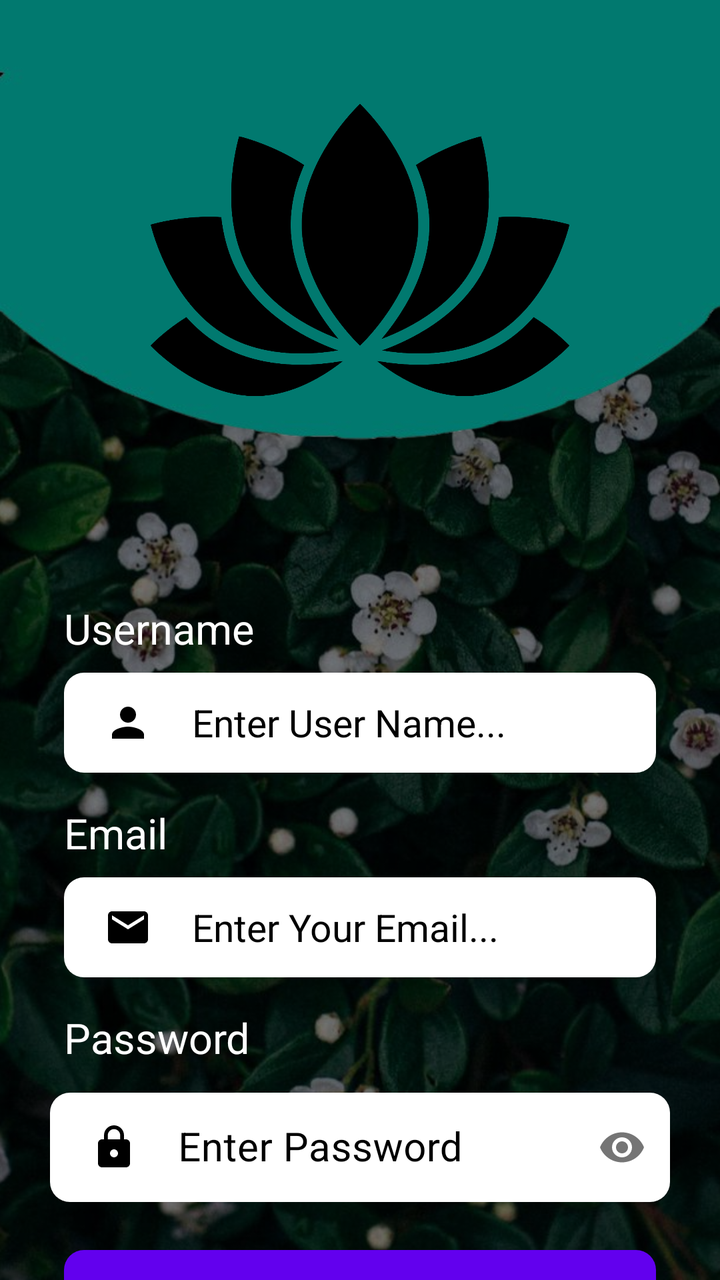
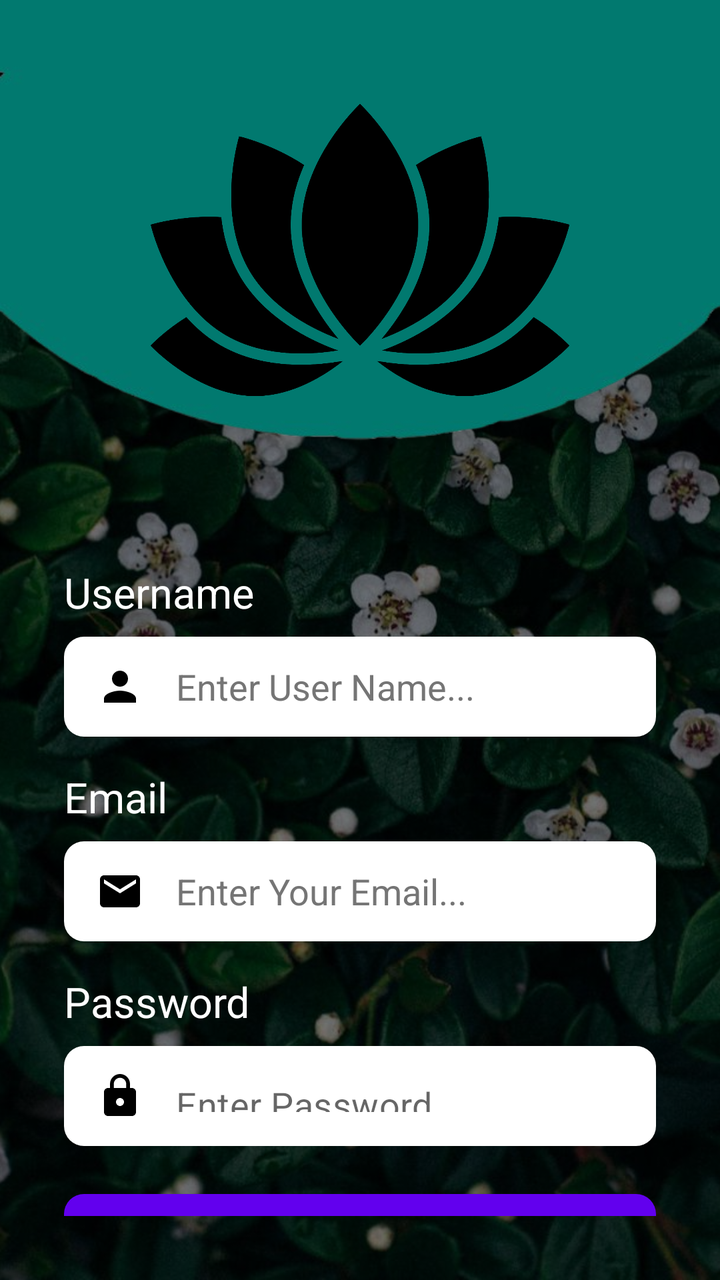

Compare the two renders of this Android layout. The source of the first and the diff that turns it into the second are given below.
<!-- AndroidManifest.xml: application theme Theme.MaterialComponents.Light.NoActionBar -->
<!-- res/layout/activity_register.xml -->
<?xml version="1.0" encoding="utf-8"?>
<androidx.constraintlayout.widget.ConstraintLayout xmlns:android="http://schemas.android.com/apk/res/android"
    xmlns:app="http://schemas.android.com/apk/res-auto"
    android:layout_width="match_parent"
    android:layout_height="match_parent"
   >
    <ImageView
        android:layout_width="match_parent"
        android:layout_height="match_parent"
        android:src="@drawable/bck1"
        android:scaleType="centerCrop"
        android:layout_alignParentTop="true"/>
    <View
        android:layout_width="match_parent"
        android:layout_height="match_parent"
        android:background="#80000000"/>
    <LinearLayout
        android:layout_width="match_parent"
        android:layout_height="wrap_content"
        android:orientation="vertical" >


        <androidx.constraintlayout.widget.ConstraintLayout
            android:layout_width="match_parent"
            android:layout_height="match_parent">

            <ImageView
                android:id="@+id/imageView"
                android:layout_width="wrap_content"
                android:layout_height="250sp"
                android:scaleType="fitXY"
                app:layout_constraintBottom_toBottomOf="parent"
                app:layout_constraintEnd_toEndOf="parent"
                app:layout_constraintHorizontal_bias="0.0"
                app:layout_constraintStart_toStartOf="parent"
                app:layout_constraintTop_toTopOf="parent"
                app:layout_constraintVertical_bias="0.0"
                app:srcCompat="@drawable/topbck" />

            <ImageView
                android:id="@+id/imageView2"
                android:layout_width="wrap_content"
                android:layout_height="150sp"
                app:layout_constraintBottom_toBottomOf="@+id/imageView"
                app:layout_constraintEnd_toEndOf="parent"
                app:layout_constraintStart_toStartOf="parent"
                app:layout_constraintTop_toTopOf="parent"
                app:srcCompat="@drawable/logo2" />
        </androidx.constraintlayout.widget.ConstraintLayout>

        <LinearLayout
            android:layout_width="match_parent"
            android:layout_height="match_parent"
            android:orientation="vertical">

            <TextView
                android:id="@+id/textView4"
                android:layout_width="match_parent"
                android:layout_height="wrap_content"
                android:layout_marginStart="32sp"
                android:layout_marginTop="50sp"
                android:layout_marginEnd="32sp"
                android:text="Username"
                android:textColor="#ffffff"
                android:textSize="21sp" />

            <EditText
                android:id="@+id/name"
                android:layout_width="match_parent"
                android:layout_height="50sp"
                android:layout_marginStart="32sp"
                android:layout_marginTop="8sp"
                android:layout_marginEnd="32sp"
                android:background="@drawable/edittext_background"
                android:drawableStart="@drawable/baseline_person_24"
                android:hint="Enter User Name..."
                android:drawablePadding="20sp"
                android:inputType="textPersonName"
                android:paddingStart="20sp"
                android:textColorHint="#000000"
                android:textSize="19sp" />

            <TextView
                android:id="@+id/textView3"
                android:layout_width="match_parent"
                android:layout_height="wrap_content"
                android:layout_marginStart="32sp"
                android:layout_marginTop="16sp"
                android:layout_marginEnd="32sp"
                android:text="Email"
                android:textColor="#ffffff"
                android:textSize="21sp" />

            <EditText
                android:id="@+id/email"
                android:layout_width="match_parent"
                android:layout_height="50sp"
                android:layout_marginStart="32sp"
                android:layout_marginTop="8sp"
                android:layout_marginEnd="32sp"
                android:background="@drawable/edittext_background"
                android:drawableStart="@drawable/baseline_email_24"
                android:hint="Enter Your Email..."
                android:drawablePadding="20sp"
                android:inputType="textEmailAddress"
                android:paddingStart="20sp"
                android:textColorHint="#000000"
                android:textSize="19sp" />

            <TextView
                android:id="@+id/textView2"
                android:layout_width="match_parent"
                android:layout_height="wrap_content"
                android:layout_marginStart="32sp"
                android:layout_marginTop="16sp"
                android:layout_marginEnd="32sp"
                android:text="Password"
                android:textColor="#ffffff"
                android:textSize="21sp" />

            <com.google.android.material.textfield.TextInputLayout
                android:layout_width="match_parent"
                android:layout_height="60dp"
                android:layout_marginTop="8sp"
                android:textColorHint="@color/black"
                app:passwordToggleEnabled="true"
                style="@style/Widget.MaterialComponents.TextInputLayout.OutlinedBox">

                <com.google.android.material.textfield.TextInputEditText
                    android:layout_width="match_parent"
                    android:layout_height="match_parent"
                    android:id="@+id/password"
                    android:textSize="20sp"
                    android:drawableStart="@drawable/baseline_lock_24"
                    android:drawablePadding="20sp"
                    android:paddingStart="20sp"
                    android:inputType="textPassword"
                    android:layout_marginStart="25sp"
                    android:layout_marginEnd="25sp"
                    android:textColor="#000000"
                    android:hint="Enter Password"
                    android:background="@drawable/edittext2_background"/>
            </com.google.android.material.textfield.TextInputLayout>

            <ProgressBar
                android:id="@+id/progressBar"
                android:visibility="gone"
                android:layout_gravity="center"
                android:layout_width="wrap_content"
                android:layout_height="wrap_content"/>


            <Button
                android:id="@+id/btn_register"
                android:layout_width="match_parent"
                android:layout_height="50sp"
                android:layout_marginStart="32sp"
                android:layout_marginTop="24sp"
                android:layout_marginEnd="32sp"
                android:background="@drawable/button_background"
                android:text="Signup"
                android:textColor="#ffffff"
                android:textSize="25sp"
                android:textStyle="bold" />

            <LinearLayout
                android:layout_width="match_parent"
                android:layout_height="wrap_content"
                android:orientation="horizontal"
                android:layout_marginTop="20sp"
                android:gravity="center">
                <TextView
                    android:layout_width="wrap_content"
                    android:layout_height="wrap_content"
                    android:textSize="15sp"
                    android:textStyle="bold"
                    android:text="EXISTING USER?"
                    android:textColor="#807B7B" />

                <TextView
                    android:id="@+id/RegisterNow"
                    android:layout_width="wrap_content"
                    android:layout_height="wrap_content"
                    android:textSize="15sp"
                    android:textStyle="bold"
                    android:layout_marginLeft="10sp"
                    android:text="Login"
                    android:textColor="#12BEEE" />
            </LinearLayout>
        </LinearLayout>
    </LinearLayout>
</androidx.constraintlayout.widget.ConstraintLayout>
<!-- resources referenced by this layout -->
<resources>
  <color name="black">#FF000000</color>
  <!-- drawable baseline_email_24 (drawable) -->
  <vector android:height="24dp" android:tint="#000000"
      android:viewportHeight="24" android:viewportWidth="24"
      android:width="24dp" xmlns:android="http://schemas.android.com/apk/res/android">
      <path android:fillColor="@android:color/white" android:pathData="M20,4L4,4c-1.1,0 -1.99,0.9 -1.99,2L2,18c0,1.1 0.9,2 2,2h16c1.1,0 2,-0.9 2,-2L22,6c0,-1.1 -0.9,-2 -2,-2zM20,8l-8,5 -8,-5L4,6l8,5 8,-5v2z"/>
  </vector>
  <!-- drawable baseline_lock_24 (drawable) -->
  <vector android:height="24dp" android:tint="#000000"
      android:viewportHeight="24" android:viewportWidth="24"
      android:width="24dp" xmlns:android="http://schemas.android.com/apk/res/android">
      <path android:fillColor="@android:color/white" android:pathData="M18,8h-1L17,6c0,-2.76 -2.24,-5 -5,-5S7,3.24 7,6v2L6,8c-1.1,0 -2,0.9 -2,2v10c0,1.1 0.9,2 2,2h12c1.1,0 2,-0.9 2,-2L20,10c0,-1.1 -0.9,-2 -2,-2zM12,17c-1.1,0 -2,-0.9 -2,-2s0.9,-2 2,-2 2,0.9 2,2 -0.9,2 -2,2zM15.1,8L8.9,8L8.9,6c0,-1.71 1.39,-3.1 3.1,-3.1 1.71,0 3.1,1.39 3.1,3.1v2z"/>
  </vector>
  <!-- drawable baseline_person_24 (drawable) -->
  <vector android:height="24dp" android:tint="#000000"
      android:viewportHeight="24" android:viewportWidth="24"
      android:width="24dp" xmlns:android="http://schemas.android.com/apk/res/android">
      <path android:fillColor="@android:color/white" android:pathData="M12,12c2.21,0 4,-1.79 4,-4s-1.79,-4 -4,-4 -4,1.79 -4,4 1.79,4 4,4zM12,14c-2.67,0 -8,1.34 -8,4v2h16v-2c0,-2.66 -5.33,-4 -8,-4z"/>
  </vector>
  <!-- drawable bck1: jpg bitmap (drawable, 282006 bytes) -->
  <!-- drawable button_background (drawable) -->
  <?xml version="1.0" encoding="utf-8"?>
  <selector xmlns:android="http://schemas.android.com/apk/res/android">
  <item>
      <shape android:shape="rectangle">
          <corners android:radius="10dp"/>
          <gradient android:angle="0" android:startColor="#01796F" android:endColor="#01796F"/>
      </shape>
  </item>
  </selector>
  <!-- drawable edittext2_background (drawable) -->
  <?xml version="1.0" encoding="utf-8"?>
  <selector xmlns:android="http://schemas.android.com/apk/res/android">
  <item>
      <shape android:shape="rectangle">
          <corners android:radius="10dp"/>
          <solid android:color="@color/white"/>
      </shape>
  </item>
  </selector>
  <!-- drawable edittext_background (drawable) -->
  <?xml version="1.0" encoding="utf-8"?>
  <selector xmlns:android="http://schemas.android.com/apk/res/android">
  <item>
      <shape android:shape="rectangle">
          <corners android:radius="10dp"/>
          <solid android:color="@color/white"/>
      </shape>
  </item>
  </selector>
  <!-- drawable logo2: jpg bitmap (drawable, 55117 bytes) -->
  <!-- drawable topbck: png bitmap (drawable, 24863 bytes) -->
  <color name="white">#FFFFFFFF</color>
</resources>

<!-- the commit's change to res/layout/activity_register.xml (unified diff, before → after) -->
@@ -1,24 +1,27 @@
 <?xml version="1.0" encoding="utf-8"?>
 <androidx.constraintlayout.widget.ConstraintLayout xmlns:android="http://schemas.android.com/apk/res/android"
     xmlns:app="http://schemas.android.com/apk/res-auto"
+    xmlns:tools="http://schemas.android.com/tools"
     android:layout_width="match_parent"
-    android:layout_height="match_parent"
-   >
+    android:layout_height="match_parent">
+
     <ImageView
         android:layout_width="match_parent"
         android:layout_height="match_parent"
-        android:src="@drawable/bck1"
+        android:layout_alignParentTop="true"
         android:scaleType="centerCrop"
-        android:layout_alignParentTop="true"/>
+        android:src="@drawable/bck1" />
+
     <View
         android:layout_width="match_parent"
         android:layout_height="match_parent"
-        android:background="#80000000"/>
+        android:background="#80000000" />
+
     <LinearLayout
         android:layout_width="match_parent"
         android:layout_height="wrap_content"
-        android:orientation="vertical" >
-
+        android:orientation="vertical"
+        app:layout_constraintTop_toTopOf="parent">
 
         <androidx.constraintlayout.widget.ConstraintLayout
             android:layout_width="match_parent"
@@ -26,21 +29,18 @@
 
             <ImageView
                 android:id="@+id/imageView"
-                android:layout_width="wrap_content"
-                android:layout_height="250sp"
+                android:layout_width="0dp"
+                android:layout_height="250dp"
                 android:scaleType="fitXY"
-                app:layout_constraintBottom_toBottomOf="parent"
                 app:layout_constraintEnd_toEndOf="parent"
-                app:layout_constraintHorizontal_bias="0.0"
                 app:layout_constraintStart_toStartOf="parent"
                 app:layout_constraintTop_toTopOf="parent"
-                app:layout_constraintVertical_bias="0.0"
                 app:srcCompat="@drawable/topbck" />
 
             <ImageView
                 android:id="@+id/imageView2"
                 android:layout_width="wrap_content"
-                android:layout_height="150sp"
+                android:layout_height="150dp"
                 app:layout_constraintBottom_toBottomOf="@+id/imageView"
                 app:layout_constraintEnd_toEndOf="parent"
                 app:layout_constraintStart_toStartOf="parent"
@@ -51,15 +51,13 @@
         <LinearLayout
             android:layout_width="match_parent"
             android:layout_height="match_parent"
-            android:orientation="vertical">
+            android:orientation="vertical"
+            android:padding="32dp">
 
             <TextView
                 android:id="@+id/textView4"
                 android:layout_width="match_parent"
                 android:layout_height="wrap_content"
-                android:layout_marginStart="32sp"
-                android:layout_marginTop="50sp"
-                android:layout_marginEnd="32sp"
                 android:text="Username"
                 android:textColor="#ffffff"
                 android:textSize="21sp" />
@@ -67,26 +65,22 @@
             <EditText
                 android:id="@+id/name"
                 android:layout_width="match_parent"
-                android:layout_height="50sp"
-                android:layout_marginStart="32sp"
-                android:layout_marginTop="8sp"
-                android:layout_marginEnd="32sp"
+                android:layout_height="50dp"
+                android:layout_marginTop="8dp"
                 android:background="@drawable/edittext_background"
                 android:drawableStart="@drawable/baseline_person_24"
+                android:drawablePadding="16dp"
                 android:hint="Enter User Name..."
-                android:drawablePadding="20sp"
                 android:inputType="textPersonName"
-                android:paddingStart="20sp"
-                android:textColorHint="#000000"
-                android:textSize="19sp" />
+                android:paddingStart="16dp"
+                android:textColorHint="#757575"
+                android:textSize="18sp" />
 
             <TextView
                 android:id="@+id/textView3"
                 android:layout_width="match_parent"
                 android:layout_height="wrap_content"
-                android:layout_marginStart="32sp"
-                android:layout_marginTop="16sp"
-                android:layout_marginEnd="32sp"
+                android:layout_marginTop="16dp"
                 android:text="Email"
                 android:textColor="#ffffff"
                 android:textSize="21sp" />
@@ -94,98 +88,93 @@
             <EditText
                 android:id="@+id/email"
                 android:layout_width="match_parent"
-                android:layout_height="50sp"
-                android:layout_marginStart="32sp"
-                android:layout_marginTop="8sp"
-                android:layout_marginEnd="32sp"
+                android:layout_height="50dp"
+                android:layout_marginTop="8dp"
                 android:background="@drawable/edittext_background"
                 android:drawableStart="@drawable/baseline_email_24"
+                android:drawablePadding="16dp"
                 android:hint="Enter Your Email..."
-                android:drawablePadding="20sp"
                 android:inputType="textEmailAddress"
-                android:paddingStart="20sp"
-                android:textColorHint="#000000"
-                android:textSize="19sp" />
+                android:paddingStart="16dp"
+                android:textColorHint="#757575"
+                android:textSize="18sp" />
 
             <TextView
                 android:id="@+id/textView2"
                 android:layout_width="match_parent"
                 android:layout_height="wrap_content"
-                android:layout_marginStart="32sp"
-                android:layout_marginTop="16sp"
-                android:layout_marginEnd="32sp"
+                android:layout_marginTop="16dp"
                 android:text="Password"
                 android:textColor="#ffffff"
                 android:textSize="21sp" />
 
             <com.google.android.material.textfield.TextInputLayout
+                style="@style/Widget.MaterialComponents.TextInputLayout.OutlinedBox"
                 android:layout_width="match_parent"
-                android:layout_height="60dp"
-                android:layout_marginTop="8sp"
-                android:textColorHint="@color/black"
+                android:layout_height="wrap_content"
+                android:layout_marginTop="8dp"
+                android:textColorHint="#BDBDBD"
+                app:hintEnabled="false"
                 app:passwordToggleEnabled="true"
-                style="@style/Widget.MaterialComponents.TextInputLayout.OutlinedBox">
+                app:passwordToggleTint="@color/white">
 
                 <com.google.android.material.textfield.TextInputEditText
+                    android:id="@+id/password"
                     android:layout_width="match_parent"
-                    android:layout_height="match_parent"
-                    android:id="@+id/password"
-                    android:textSize="20sp"
+                    android:layout_height="50dp"
+                    android:background="@drawable/edittext2_background"
                     android:drawableStart="@drawable/baseline_lock_24"
-                    android:drawablePadding="20sp"
-                    android:paddingStart="20sp"
+                    android:drawablePadding="16dp"
+                    android:hint="Enter Password"
                     android:inputType="textPassword"
-                    android:layout_marginStart="25sp"
-                    android:layout_marginEnd="25sp"
+                    android:paddingStart="16dp"
                     android:textColor="#000000"
-                    android:hint="Enter Password"
-                    android:background="@drawable/edittext2_background"/>
+                    android:textSize="18sp" />
             </com.google.android.material.textfield.TextInputLayout>
 
             <ProgressBar
                 android:id="@+id/progressBar"
-                android:visibility="gone"
+                android:layout_width="wrap_content"
+                android:layout_height="wrap_content"
                 android:layout_gravity="center"
-                android:layout_width="wrap_content"
-                android:layout_height="wrap_content"/>
-
+                android:layout_marginTop="16dp"
+                android:visibility="gone" />
 
             <Button
                 android:id="@+id/btn_register"
                 android:layout_width="match_parent"
-                android:layout_height="50sp"
-                android:layout_marginStart="32sp"
-                android:layout_marginTop="24sp"
-                android:layout_marginEnd="32sp"
+                android:layout_height="56dp"
+                android:layout_marginTop="24dp"
                 android:background="@drawable/button_background"
                 android:text="Signup"
                 android:textColor="#ffffff"
-                android:textSize="25sp"
+                android:textSize="20sp"
                 android:textStyle="bold" />
 
             <LinearLayout
                 android:layout_width="match_parent"
                 android:layout_height="wrap_content"
-                android:orientation="horizontal"
-                android:layout_marginTop="20sp"
-                android:gravity="center">
+                android:layout_marginTop="20dp"
+                android:gravity="center"
+                android:orientation="horizontal">
+
                 <TextView
                     android:layout_width="wrap_content"
                     android:layout_height="wrap_content"
-                    android:textSize="15sp"
-                    android:textStyle="bold"
                     android:text="EXISTING USER?"
-                    android:textColor="#807B7B" />
+                    android:textColor="#BDBDBD"
+                    android:textSize="14sp"
+                    android:textStyle="bold" />
 
                 <TextView
                     android:id="@+id/RegisterNow"
                     android:layout_width="wrap_content"
                     android:layout_height="wrap_content"
-                    android:textSize="15sp"
-                    android:textStyle="bold"
-                    android:layout_marginLeft="10sp"
+                    android:layout_marginLeft="8dp"
                     android:text="Login"
-                    android:textColor="#12BEEE" />
+                    android:textColor="#12BEEE"
+                    android:textSize="14sp"
+                    android:textStyle="bold" />
             </LinearLayout>
         </LinearLayout>
     </LinearLayout>
<!-- resource entries referenced after the edit -->
@@ -1,6 +1,5 @@
 <!-- resources referenced by this layout -->
 <resources>
-  <color name="black">#FF000000</color>
   <!-- drawable baseline_email_24 (drawable) -->
   <vector android:height="24dp" android:tint="#000000"
       android:viewportHeight="24" android:viewportWidth="24"
